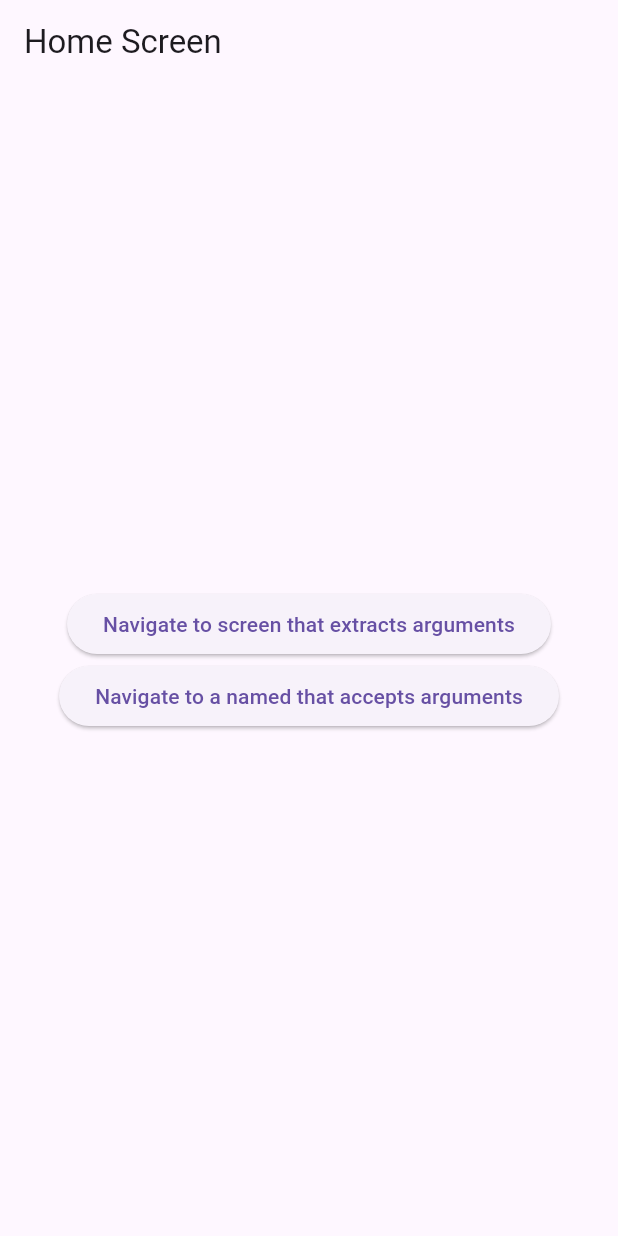
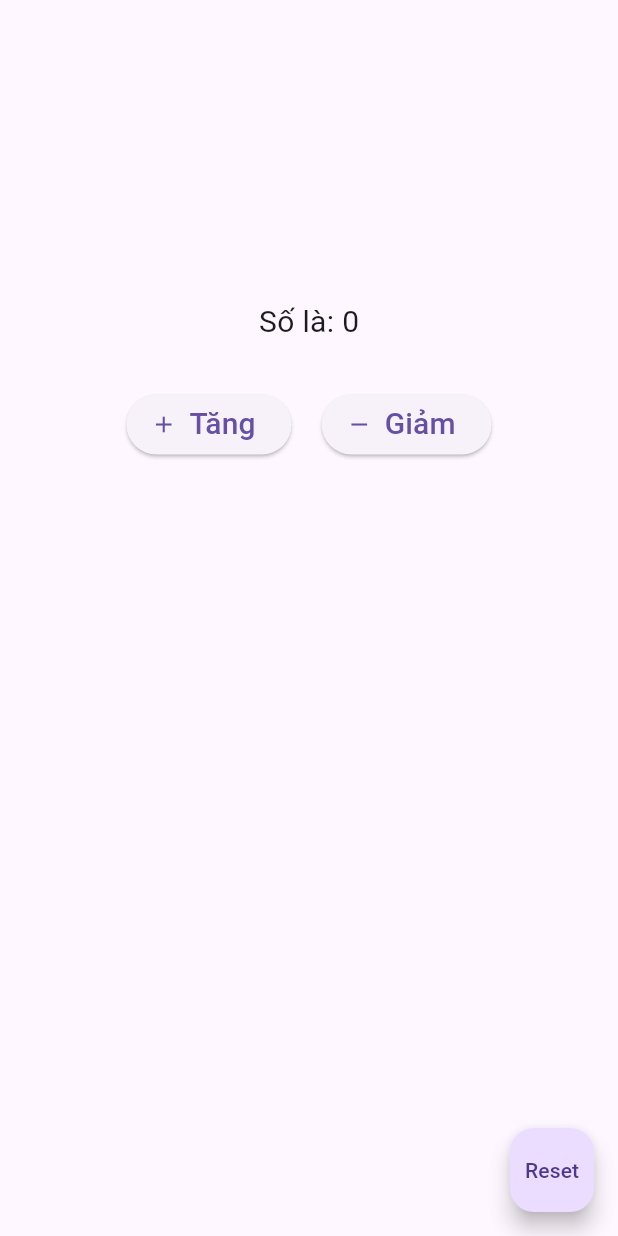
Before and after one commit to Do2304/testFlutter, a Flutter app: the screen it shows after launch, on a phone screen of 412 x 824 dp. Run offline on Flutter 3.47's test engine with Material 3 defaults, Android fonts, the phone set to English and light mode, and no system bars.

Commit message:
learn management state ex1_StatefulWidget

```diff
--- a/test_flutter/lib/main.dart
+++ b/test_flutter/lib/main.dart
@@ -7,6 +7,7 @@ import './navigation/navigateToANewScreenAndBack/twoScreens.dart';
 import './navigation/sendDataToANewScreen/sendDatatoScreenNew.dart';
 import './navigation/returnData/returnData.dart';
 import './navigation/parseArgNameRoute/partArgNameRoute.dart';
+import './stateManagement/Ex1_StateFulWidget.dart';
 
 void main() {
   runApp(const MyApp());
@@ -24,28 +25,28 @@ class MyApp extends StatelessWidget {
       //   '/second': (context) => const SecondScreen(),
       //   '/third': (context) => const thirdScreen(),
       // },
-      routes: {
-        ExtractArgumentsScreen.routeName: (context) =>
-            const ExtractArgumentsScreen(),
-      },
-      onGenerateRoute: (settings) {
-        if (settings.name == PassArgumentsScreen.routeName) {
-          final args = settings.arguments as ScreenArguments;
+      // routes: {
+      //   ExtractArgumentsScreen.routeName: (context) =>
+      //       const ExtractArgumentsScreen(),
+      // },
+      // onGenerateRoute: (settings) {
+      //   if (settings.name == PassArgumentsScreen.routeName) {
+      //     final args = settings.arguments as ScreenArguments;
 
-          return MaterialPageRoute(
-            builder: (context) {
-              return PassArgumentsScreen(
-                title: args.title,
-                message: args.message,
-              );
-            },
-          );
-        }
+      //     return MaterialPageRoute(
+      //       builder: (context) {
+      //         return PassArgumentsScreen(
+      //           title: args.title,
+      //           message: args.message,
+      //         );
+      //       },
+      //     );
+      //   }
 
-        assert(false, 'Need to implement ${settings.name}');
-        return null;
-      },
-      home: const HomeScreen(),
+      //   assert(false, 'Need to implement ${settings.name}');
+      //   return null;
+      // },
+      home: const Ex1Statefulwidget(),
       // home: TodosScreen(
       //   todos: List.generate(
       //     20,
--- /dev/null
+++ b/test_flutter/lib/stateManagement/Ex1_StateFulWidget.dart
@@ -0,0 +1,63 @@
+import 'package:flutter/material.dart';
+
+class Ex1Statefulwidget extends StatefulWidget {
+  const Ex1Statefulwidget({super.key});
+  @override
+  State<Ex1Statefulwidget> createState() => _Ex1StatefulwidgetState();
+}
+
+class _Ex1StatefulwidgetState extends State<Ex1Statefulwidget> {
+  int count = 0;
+  void handleIncrement() {
+    setState(() {
+      count++;
+    });
+  }
+
+  void handleDecrement() {
+    setState(() {
+      count--;
+    });
+  }
+
+  void handleReset() {
+    setState(() {
+      count = 0;
+    });
+  }
+
+  @override
+  Widget build(BuildContext context) {
+    return Scaffold(
+      body: Center(
+        child: Column(
+          children: [
+            SizedBox(height: 200),
+            Text("Số là: $count", style: TextStyle(fontSize: 20)),
+            SizedBox(height: 30),
+            Row(
+              mainAxisAlignment: MainAxisAlignment.center,
+              children: [
+                ElevatedButton.icon(
+                  onPressed: handleIncrement,
+                  icon: Icon(Icons.add),
+                  label: Text("Tăng", style: TextStyle(fontSize: 20)),
+                ),
+                SizedBox(width: 20),
+                ElevatedButton.icon(
+                  onPressed: handleDecrement,
+                  icon: Icon(Icons.remove),
+                  label: Text("Giảm", style: TextStyle(fontSize: 20)),
+                ),
+              ],
+            ),
+          ],
+        ),
+      ),
+      floatingActionButton: FloatingActionButton(
+        child: Text("Reset"),
+        onPressed: handleReset,
+      ),
+    );
+  }
+}
```
